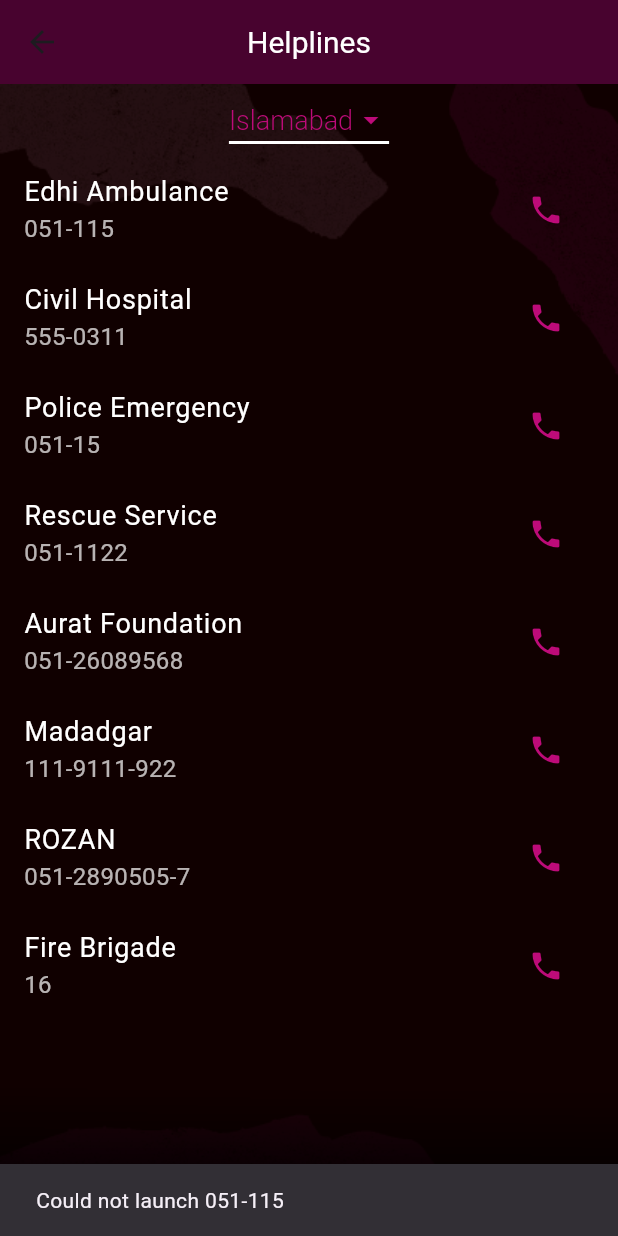
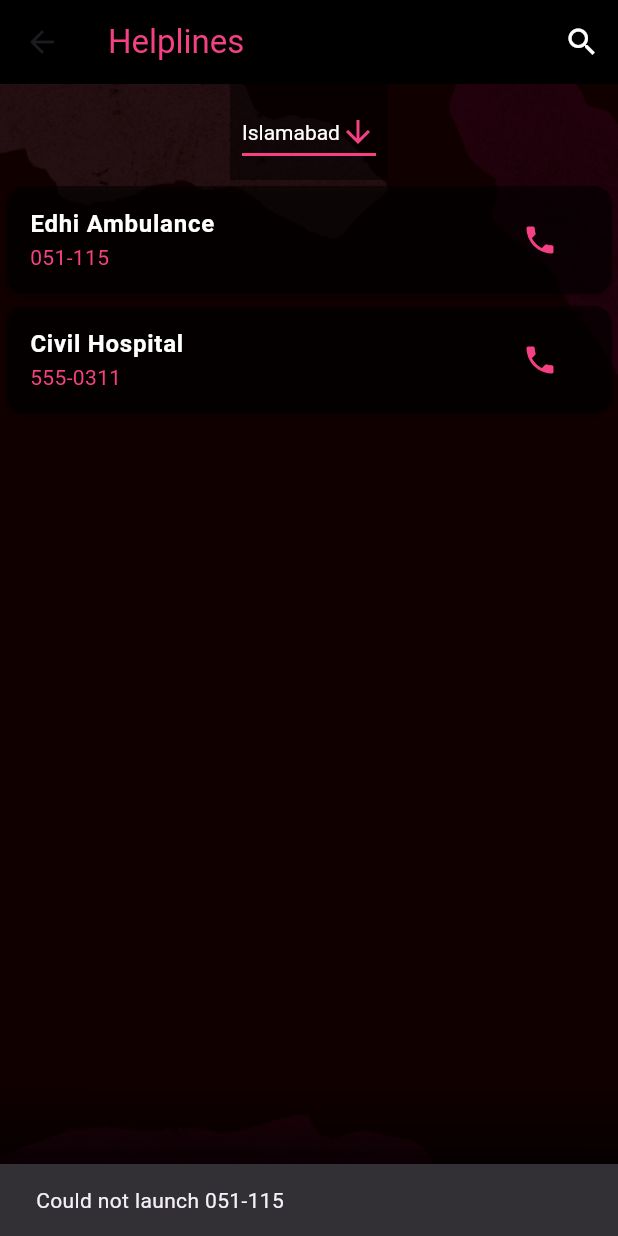
Before and after one commit to hmzza/safeguardher_fyp, a Flutter app: the HelpLines screen opened by its route, after a tap on the "phone" icon, on a phone screen of 412 x 824 dp. Run offline on Flutter 3.47's test engine with Material 3 defaults, Android fonts, the phone set to English and light mode, and no system bars; our stand-ins replace carousel_slider, contacts_service, geolocator, image_picker, just_audio, permission_handler and 2 more; missing offline and left inert: audio_session, flutter_alarm_clock, flutter_sound, flutter_sound_platform_interface, telephony; accounts and stored records are empty.

Commit message:
home, about us, manual, helplines

```diff
--- a/lib/accountsettings.dart
+++ b/lib/accountsettings.dart
@@ -8,6 +8,8 @@
 import 'package:image_picker/image_picker.dart';
 import 'package:safeguardher/utils/custom_app_bar.dart';
 import 'package:safeguardher/utils/imageprovider.dart';
+
+import 'guide.dart';
 
 class AccountSettings extends StatefulWidget {
   const AccountSettings({Key? key}) : super(key: key);
@@ -82,7 +84,7 @@
               context,
               title: 'Guide (User Manual)',
               icon: Icons.menu_book,
-              destination: Container(), // Placeholder for user manual page
+              destination: Guide(), // Placeholder for user manual page
             ),
             _settingOption(
               context,
--- a/lib/helplines.dart
+++ b/lib/helplines.dart
@@ -1,89 +1,83 @@
-import 'dart:typed_data';
-
 import 'package:flutter/material.dart';
-import 'package:image_picker/image_picker.dart';
-import 'package:safeguardher/utils/custom_app_bar.dart';
 import 'package:url_launcher/url_launcher.dart';
 
 class HelpLines extends StatefulWidget {
   const HelpLines({Key? key}) : super(key: key);
 
   @override
-  State<HelpLines> createState() => _HelpLinesState();
+  _HelpLinesState createState() => _HelpLinesState();
 }
 
 class _HelpLinesState extends State<HelpLines> {
-  String selectedCity = 'Islamabad'; // Default value for the dropdown
+  String selectedCity = 'Islamabad';
+  List<Map<String, String>> allHelplines = [];
+  List<Map<String, String>> filteredHelplines = [];
+  final TextEditingController _searchController = TextEditingController();
 
-  // Dummy data for the list of helplines by city
   final Map<String, List<Map<String, String>>> cityHelplines = {
     'Islamabad': [
       {'name': 'Edhi Ambulance', 'number': '051-115'},
       {'name': 'Civil Hospital', 'number': '555-0311'},
-      {'name': 'Police Emergency', 'number': '051-15'},
-      {'name': 'Rescue Service', 'number': '051-1122'},
-      {'name': 'Aurat Foundation', 'number': '051-26089568'},
-      {'name': 'Madadgar', 'number': '111-9111-922'},
-      {'name': 'ROZAN', 'number': '051-2890505-7'},
-      {'name': 'Fire Brigade', 'number': '16'},
       // Add more Islamabad helpline data here...
-    ],
-    'Karachi': [
-      {'name': 'Edhi Ambulance', 'number': '021-115'},
-      {'name': 'Aga Khan Hospital', 'number': '021-3493 0051'},
-      // Add more Karachi helpline data here...
-    ],
-    'Lahore': [
-      // Add Lahore helpline data here...
-      {'name': 'Edhi Ambulance', 'number': '042-115'},
-      {'name': 'Jinnah Hospital', 'number': '042-35928231'},
-      // Add more Lahore helpline data here...
-    ],
-    'Peshawar': [
-      // Add Peshawar helpline data here...
-      {'name': 'Edhi Ambulance', 'number': '091-115'},
-      {'name': 'Khyber Teaching Hospital', 'number': '091-9217140-47'},
-      // Add more Peshawar helpline data here...
     ],
     // Add more cities and their helplines here...
   };
 
-  // This will be the list of helplines shown in the UI
-  List<Map<String, String>> currentHelplines = [];
-
   @override
   void initState() {
     super.initState();
-    currentHelplines = cityHelplines[selectedCity] ?? [];
+    _updateFilteredHelplines(selectedCity);
+  }
+
+  void _updateFilteredHelplines(String city) {
+    allHelplines = cityHelplines[city] ?? [];
+    _filterHelplines();
+  }
+
+  void _filterHelplines() {
+    final query = _searchController.text.toLowerCase();
+    if (query.isEmpty) {
+      filteredHelplines = allHelplines;
+    } else {
+      filteredHelplines = allHelplines
+          .where((helpline) =>
+      helpline['name']!.toLowerCase().contains(query) ||
+          helpline['number']!.contains(query))
+          .toList();
+    }
+    setState(() {});
   }
 
   Future<void> _makePhoneCall(String phoneNumber) async {
-    final Uri launchUri = Uri(
-      scheme: 'tel',
-      path: phoneNumber,
-    );
+    final Uri launchUri = Uri(scheme: 'tel', path: phoneNumber);
     if (await canLaunchUrl(launchUri)) {
       await launchUrl(launchUri);
     } else {
-      ScaffoldMessenger.of(context).showSnackBar(
-        SnackBar(content: Text('Could not launch $phoneNumber')),
-      );
-    }
-  }
-
-  void _onCityChanged(String? newValue) {
-    if (newValue != null) {
-      setState(() {
-        selectedCity = newValue;
-        currentHelplines = cityHelplines[selectedCity] ?? [];
-      });
+      ScaffoldMessenger.of(context).showSnackBar(SnackBar(content: Text('Could not launch $phoneNumber')));
     }
   }
 
   @override
   Widget build(BuildContext context) {
     return Scaffold(
-      appBar: CustomAppBar(titleText: 'Helplines'),
+      appBar: AppBar(
+        backgroundColor: Colors.black,
+        title: Text('Helplines', style: TextStyle(color: Color(0xFFF54184))),
+        actions: <Widget>[
+          IconButton(
+            icon: Icon(Icons.search, color: Colors.white),
+            onPressed: () {
+              showSearch(
+                context: context,
+                delegate: CustomSearchDelegate(
+                  helplines: allHelplines,
+                  searchFunction: _makePhoneCall,
+                ),
+              );
+            },
+          ),
+        ],
+      ),
       body: Container(
         decoration: BoxDecoration(
           image: DecorationImage(
@@ -93,48 +87,46 @@
         ),
         child: Column(
           children: [
-            DropdownButton<String>(
+            Container(
+              padding: EdgeInsets.all(8.0),
+              color: Colors.black.withOpacity(0.5), // Semi-transparent overlay for better visibility
+              child: DropdownButton<String>(
                 value: selectedCity,
-              icon: Icon(Icons.arrow_drop_down, color: Color(0xffbd0b79)),
-              iconSize: 24,
+                dropdownColor: Colors.black,
+                icon: Icon(Icons.arrow_downward, color: Color(0xFFF54184)),
                 elevation: 16,
-              style: TextStyle(color: Color(0xffbd0b79), fontSize: 18, fontWeight: FontWeight.w300),
-              underline: Container(
-                height: 2,
-                color: Colors.white,
-              ),
-              onChanged: _onCityChanged,
+                style: TextStyle(color: Colors.white),
+                underline: Container(height: 2, color: Color(0xFFF54184)),
+                onChanged: (String? newValue) {
+                  if (newValue != null) {
+                    setState(() {
+                      selectedCity = newValue;
+                      _updateFilteredHelplines(newValue);
+                    });
+                  }
+                },
                 items: cityHelplines.keys.map<DropdownMenuItem<String>>((String value) {
                   return DropdownMenuItem<String>(
                     value: value,
-                  child: Text(value),
+                    child: Text(value, style: TextStyle(color: Colors.white)),
                   );
                 }).toList(),
               ),
+            ),
             Expanded(
               child: ListView.builder(
-                itemCount: currentHelplines.length,
+                itemCount: filteredHelplines.length,
                 itemBuilder: (context, index) {
-                  final helpline = currentHelplines[index];
-                  return ListTile(
-                    title: Text(
-                      helpline['name'] ?? '',
-                      style: TextStyle(
-                        color: Colors.white,
-                        fontSize: 18,
-                        fontWeight: FontWeight.w400,
+                  final helpline = filteredHelplines[index];
+                  return Card(
+                    color: Colors.black54,
+                    child: ListTile(
+                      title: Text(helpline['name'] ?? '', style: TextStyle(fontWeight: FontWeight.bold, color: Colors.white)),
+                      subtitle: Text(helpline['number'] ?? '', style: TextStyle(color: Color(0xFFF54184))),
+                      trailing: IconButton(
+                        icon: Icon(Icons.phone, color: Color(0xFFF54184)),
+                        onPressed: () => _makePhoneCall(helpline['number']!),
                       ),
-                    ),
-                    subtitle: Text(
-                      helpline['number'] ?? '',
-                      style: TextStyle(
-                        color: Colors.white.withOpacity(0.7),
-                        fontSize: 16,
-                      ),
-                    ),
-                    trailing: IconButton(
-                      icon: Icon(Icons.phone, color: Color(0xffbd0b79)),
-                      onPressed: () => _makePhoneCall(helpline['number'] ?? ''),
                     ),
                   );
                 },
@@ -146,3 +138,80 @@
     );
   }
 }
+
+class CustomSearchDelegate extends SearchDelegate {
+  final List<Map<String, String>> helplines;
+  final Function(String) searchFunction;
+
+  CustomSearchDelegate({required this.helplines, required this.searchFunction});
+
+  @override
+  ThemeData appBarTheme(BuildContext context) {
+    final theme = Theme.of(context);
+    return theme.copyWith(
+      primaryColor: Colors.black,
+      appBarTheme: AppBarTheme(backgroundColor: Colors.black),
+      inputDecorationTheme: InputDecorationTheme(hintStyle: TextStyle(color: Colors.white)),
+      textTheme: theme.textTheme.copyWith(headline6: TextStyle(color: Colors.white)),
+      iconTheme: IconThemeData(color: Colors.white),
+    );
+  }
+
+  @override
+  List<Widget>? buildActions(BuildContext context) {
+    return [
+      IconButton(
+        icon: Icon(Icons.clear),
+        onPressed: () {
+          query = '';
+        },
+      ),
+    ];
+  }
+
+  @override
+  Widget? buildLeading(BuildContext context) {
+    return IconButton(
+      icon: Icon(Icons.arrow_back),
+      onPressed: () {
+        close(context, null);
+      },
+    );
+  }
+
+  @override
+  Widget buildResults(BuildContext context) {
+    final results = helplines.where((helpline) => helpline['name']!.toLowerCase().contains(query.toLowerCase()) || helpline['number']!.contains(query)).toList();
+
+    return ListView.builder(
+      itemCount: results.length,
+      itemBuilder: (context, index) {
+        var result = results[index];
+        return ListTile(
+          title: Text(result['name'] ?? '', style: TextStyle(color: Colors.white)),
+          subtitle: Text(result['number'] ?? '', style: TextStyle(color: Color(0xFFF54184))),
+          trailing: Icon(Icons.phone, color: Color(0xFFF54184)),
+          onTap: () => searchFunction(result['number']!),
+        );
+      },
+    );
+  }
+
+  @override
+  Widget buildSuggestions(BuildContext context) {
+    final suggestions = helplines.where((helpline) => helpline['name']!.toLowerCase().contains(query.toLowerCase()) || helpline['number']!.contains(query)).toList();
+
+    return ListView.builder(
+      itemCount: suggestions.length,
+      itemBuilder: (context, index) {
+        var suggestion = suggestions[index];
+        return ListTile(
+          title: Text(suggestion['name'] ?? '', style: TextStyle(color: Colors.black)),
+          subtitle: Text(suggestion['number'] ?? '', style: TextStyle(color: Color(0xFFF54184))),
+          trailing: Icon(Icons.phone, color: Color(0xFFF54184)),
+          onTap: () => searchFunction(suggestion['number']!),
+        );
+      },
+    );
+  }
+}
--- a/lib/home_page.dart
+++ b/lib/home_page.dart
@@ -79,7 +79,7 @@
         padding: EdgeInsets.symmetric(vertical: 20.0, horizontal: 16.0),
         decoration: BoxDecoration(
           gradient: LinearGradient(
-            colors: [Colors.pink.shade600, Color(0xFF7D1DCC)],
+            colors: [Color(0xFFF54184), Color(0xEDAA55F1)],
             begin: Alignment.centerLeft,
             end: Alignment.centerRight,
           ),
--- a/pubspec.yaml
+++ b/pubspec.yaml
@@ -30,6 +30,7 @@
 dependencies:
   flutter:
     sdk: flutter
+  font_awesome_flutter: ^10.7.0
   #audioplayers: ^5.2.1
   flutter_phone_direct_caller: ^2.1.1
   url_launcher: ^6.2.2
@@ -61,6 +62,7 @@
   google_fonts: ^6.2.0
   page_transition: ^2.1.0
   photo_view: ^0.14.0
+
 
 
 dev_dependencies:
```
Also changed, not shown: lib/aboutus.dart (+58 -28 lines), lib/guide.dart (added, +92 -0 lines), pubspec.lock. Lines whose indentation alone changed are shown as unchanged.
